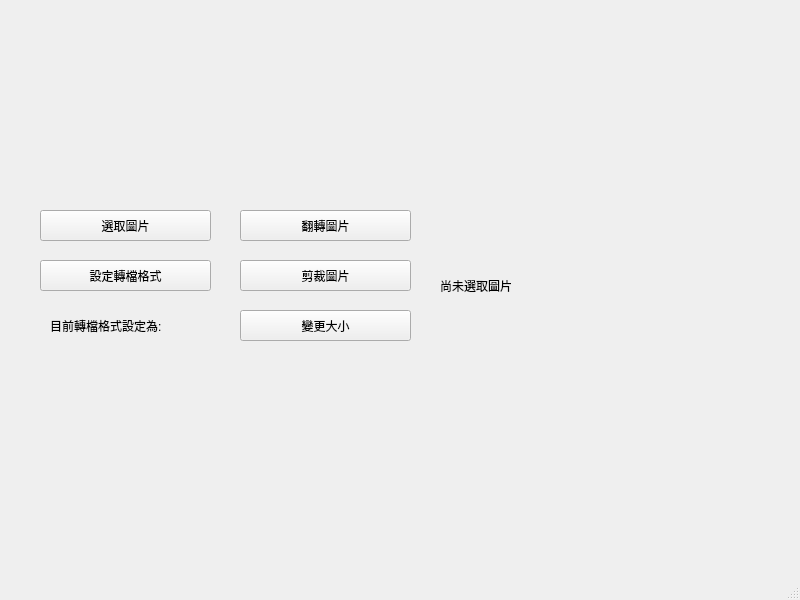
First picture: the form in window.ui, repository DandinPower/ImageProcess, before the edit.
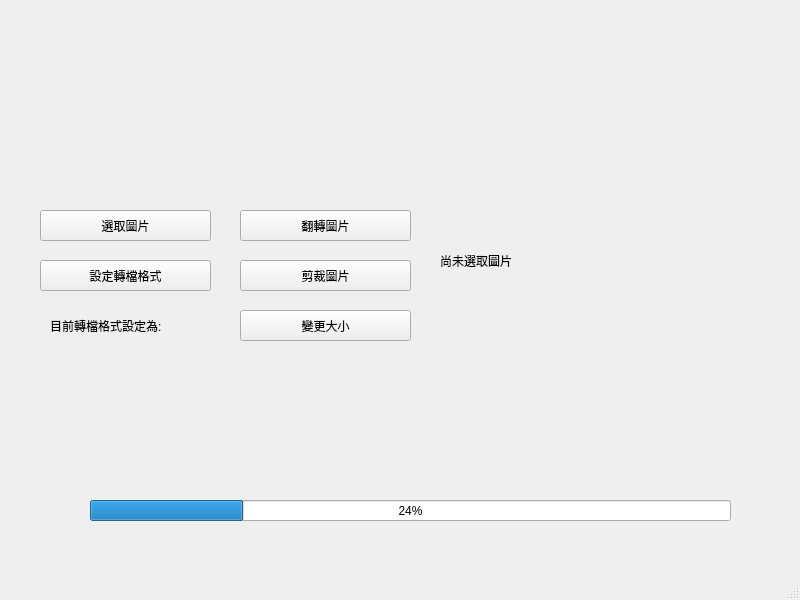
Second picture: the form after the edit.

What changed in the file:
```diff
--- a/window.ui
+++ b/window.ui
@@ -33,7 +33,7 @@
       <x>440</x>
       <y>40</y>
       <width>321</width>
-      <height>491</height>
+      <height>441</height>
      </rect>
     </property>
     <property name="text">
@@ -105,6 +105,19 @@
      <string>目前轉檔格式設定為: </string>
     </property>
    </widget>
+   <widget class="QProgressBar" name="mTransBar">
+    <property name="geometry">
+     <rect>
+      <x>90</x>
+      <y>500</y>
+      <width>641</width>
+      <height>21</height>
+     </rect>
+    </property>
+    <property name="value">
+     <number>24</number>
+    </property>
+   </widget>
   </widget>
   <widget class="QMenuBar" name="menubar">
    <property name="geometry">
```
